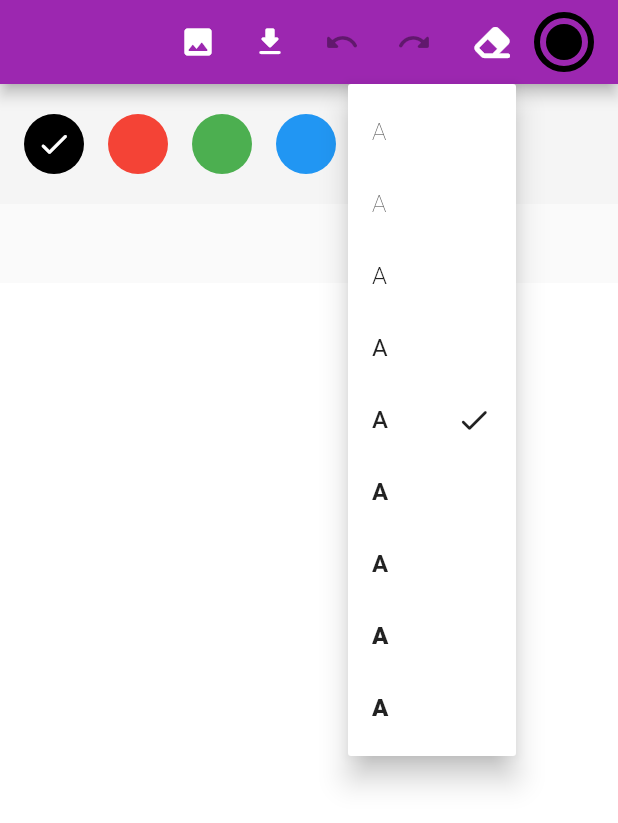
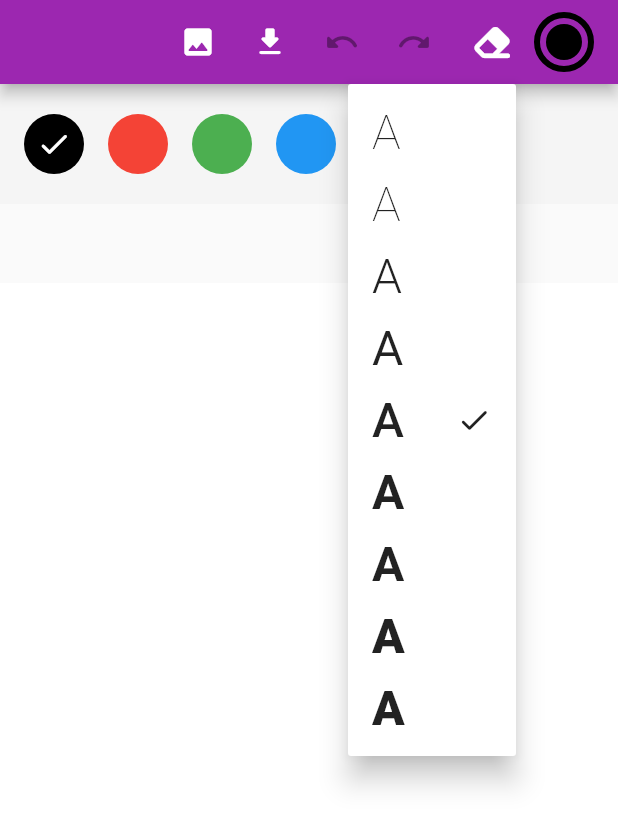
Before and after one commit to shm40/flutter_painter, a Flutter app: the screen it shows after launch, after a tap on an icon or button, on a phone screen of 412 x 824 dp. Shown: the top 823 px of the screen. Run offline on Flutter 3.47's test engine with Material 2 defaults, Android fonts, the phone set to English and light mode, and no system bars; our stand-ins replace flutter_colorpicker, font_awesome_flutter, freezed_annotation, image_picker.

Commit message:
change font size of button for setting stroke width

```diff
--- a/lib/widgets.dart
+++ b/lib/widgets.dart
@@ -36,7 +36,7 @@ class StrokeWidthSettingButton extends StatelessWidget {
           onSelected: (value) => painterController.changeStrokeWidth(fontWeight: value),
           icon: Text(
             'A',
-            style: TextStyle(fontWeight: fontWeight, fontSize: 24),
+            style: TextStyle(fontWeight: fontWeight, fontSize: 32),
           ),
           itemBuilder: (context) {
             return FontWeight.values
@@ -47,7 +47,7 @@ class StrokeWidthSettingButton extends StatelessWidget {
                         Expanded(
                           child: Text(
                             'A',
-                            style: TextStyle(fontWeight: e),
+                            style: TextStyle(fontWeight: e, fontSize: 32),
                             selectionColor: Colors.orange,
                           ),
                         ),
```
